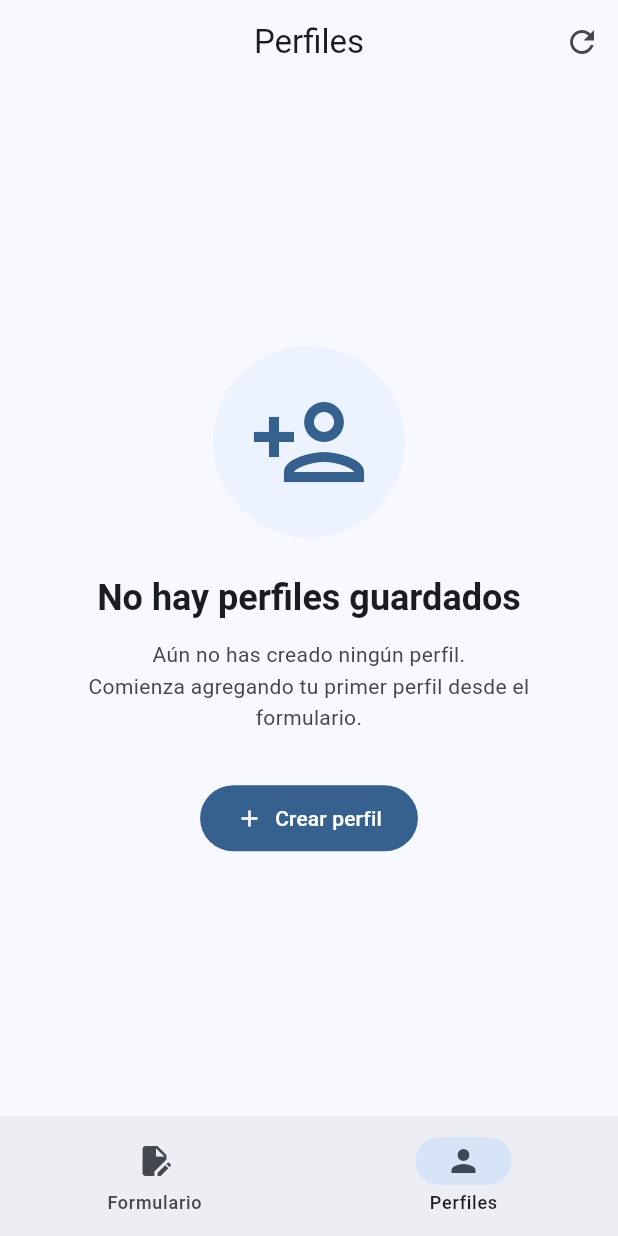
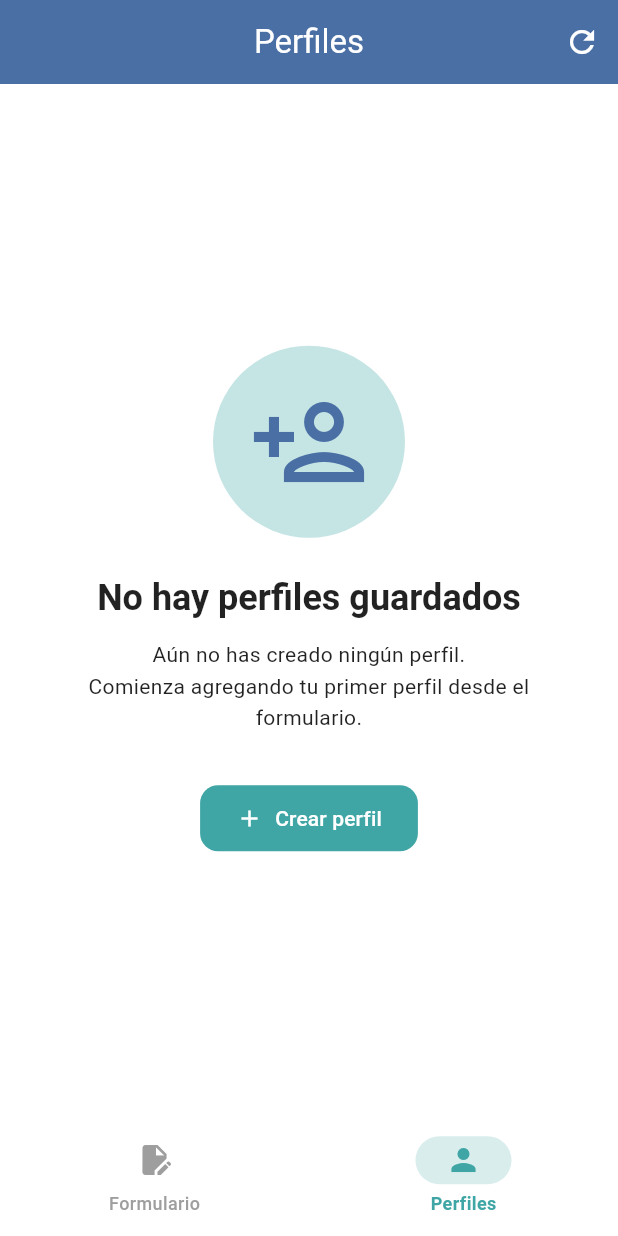
Before and after one commit to developdorian/dvp_app, a Flutter app: the screen it shows after launch, on a phone screen of 412 x 824 dp. Run offline on Flutter 3.47's test engine with Material 3 defaults, Android fonts, the phone set to English and light mode, and no system bars; our stand-ins replace dartz, dio, flutter_riverpod, freezed_annotation, go_router, hive and 1 more; accounts and stored records are empty.

Commit message:
feat: add theme with custom color scheme

```diff
--- /dev/null
+++ b/lib/core/theme/app_theme.dart
@@ -0,0 +1,173 @@
+import 'package:flutter/material.dart';
+
+class AppTheme {
+
+  static const Color primaryPurple = Color(0xFF7B3F8F);
+  static const Color primaryBlue = Color(0xFF4A6FA5);
+  static const Color primaryTurquoise = Color(0xFF3FA5A5);
+  static const Color primaryTurquoiseLight = Color(0xFF2DD4BF);
+
+  static ThemeData get lightTheme {
+    return ThemeData(
+      useMaterial3: true,
+      colorScheme: ColorScheme.light(
+        primary: primaryBlue,
+        primaryContainer: primaryTurquoise.withOpacity(0.2),
+        secondary: primaryTurquoise,
+        secondaryContainer: primaryTurquoiseLight.withOpacity(0.2),
+        tertiary: primaryPurple,
+        tertiaryContainer: primaryPurple.withOpacity(0.2),
+        surface: Colors.white,
+        surfaceContainerHighest: Colors.grey.shade100,
+        onPrimary: Colors.white,
+        onSecondary: Colors.white,
+        onTertiary: Colors.white,
+        onSurface: Colors.black87,
+      ),
+
+      appBarTheme: AppBarTheme(
+        centerTitle: true,
+        elevation: 0,
+        backgroundColor: primaryBlue,
+        foregroundColor: Colors.white,
+        iconTheme: const IconThemeData(color: Colors.white),
+      ),
+
+      elevatedButtonTheme: ElevatedButtonThemeData(
+        style: ElevatedButton.styleFrom(
+          backgroundColor: primaryTurquoise,
+          foregroundColor: Colors.white,
+          elevation: 2,
+          padding: const EdgeInsets.symmetric(horizontal: 24, vertical: 12),
+          shape: RoundedRectangleBorder(
+            borderRadius: BorderRadius.circular(12),
+          ),
+        ),
+      ),
+
+      textButtonTheme: TextButtonThemeData(
+        style: TextButton.styleFrom(
+          foregroundColor: primaryBlue,
+        ),
+      ),
+
+      filledButtonTheme: FilledButtonThemeData(
+        style: FilledButton.styleFrom(
+          backgroundColor: primaryTurquoise,
+          foregroundColor: Colors.white,
+          padding: const EdgeInsets.symmetric(horizontal: 24, vertical: 12),
+          shape: RoundedRectangleBorder(
+            borderRadius: BorderRadius.circular(12),
+          ),
+        ),
+      ),
+
+      outlinedButtonTheme: OutlinedButtonThemeData(
+        style: OutlinedButton.styleFrom(
+          foregroundColor: primaryBlue,
+          side: BorderSide(color: primaryBlue, width: 1.5),
+          padding: const EdgeInsets.symmetric(horizontal: 24, vertical: 12),
+          shape: RoundedRectangleBorder(
+            borderRadius: BorderRadius.circular(12),
+          ),
+        ),
+      ),
+
+      floatingActionButtonTheme: FloatingActionButtonThemeData(
+        backgroundColor: primaryTurquoise,
+        foregroundColor: Colors.white,
+        elevation: 4,
+      ),
+
+      inputDecorationTheme: InputDecorationTheme(
+        filled: true,
+        fillColor: Colors.grey.shade50,
+        border: OutlineInputBorder(
+          borderRadius: BorderRadius.circular(12),
+          borderSide: BorderSide(color: Colors.grey.shade300),
+        ),
+        enabledBorder: OutlineInputBorder(
+          borderRadius: BorderRadius.circular(12),
+          borderSide: BorderSide(color: Colors.grey.shade300),
+        ),
+        focusedBorder: OutlineInputBorder(
+          borderRadius: BorderRadius.circular(12),
+          borderSide: BorderSide(color: primaryTurquoise, width: 2),
+        ),
+        errorBorder: OutlineInputBorder(
+          borderRadius: BorderRadius.circular(12),
+          borderSide: const BorderSide(color: Colors.red, width: 1.5),
+        ),
+        focusedErrorBorder: OutlineInputBorder(
+          borderRadius: BorderRadius.circular(12),
+          borderSide: const BorderSide(color: Colors.red, width: 2),
+        ),
+        contentPadding: const EdgeInsets.symmetric(horizontal: 16, vertical: 16),
+      ),
+
+      cardTheme: CardThemeData(
+        elevation: 2,
+        shape: RoundedRectangleBorder(
+          borderRadius: BorderRadius.circular(16),
+        ),
+      ),
+
+      chipTheme: ChipThemeData(
+        backgroundColor: primaryTurquoise.withOpacity(0.1),
+        labelStyle: TextStyle(color: primaryBlue),
+        side: BorderSide.none,
+        shape: RoundedRectangleBorder(
+          borderRadius: BorderRadius.circular(8),
+        ),
+      ),
+
+      progressIndicatorTheme: ProgressIndicatorThemeData(
+        color: primaryTurquoise,
+        circularTrackColor: primaryTurquoise.withOpacity(0.2),
+      ),
+
+      // BottomNavigationBar
+      bottomNavigationBarTheme: BottomNavigationBarThemeData(
+        backgroundColor: Colors.white,
+        selectedItemColor: primaryTurquoise,
+        unselectedItemColor: Colors.grey,
+        type: BottomNavigationBarType.fixed,
+        elevation: 8,
+      ),
+
+      navigationBarTheme: NavigationBarThemeData(
+        backgroundColor: Colors.white,
+        indicatorColor: primaryTurquoise.withOpacity(0.2),
+        iconTheme: WidgetStateProperty.resolveWith((states) {
+          if (states.contains(WidgetState.selected)) {
+            return IconThemeData(color: primaryTurquoise);
+          }
+          return const IconThemeData(color: Colors.grey);
+        }),
+        labelTextStyle: WidgetStateProperty.resolveWith((states) {
+          if (states.contains(WidgetState.selected)) {
+            return TextStyle(
+              color: primaryTurquoise,
+              fontSize: 12,
+              fontWeight: FontWeight.w600,
+            );
+          }
+          return const TextStyle(
+            color: Colors.grey,
+            fontSize: 12,
+            fontWeight: FontWeight.w500,
+          );
+        }),
+      ),
+
+      dividerTheme: DividerThemeData(
+        color: Colors.grey.shade300,
+        thickness: 1,
+      ),
+
+      iconTheme: IconThemeData(
+        color: primaryBlue,
+      ),
+    );
+  }
+}
--- a/lib/main.dart
+++ b/lib/main.dart
@@ -2,6 +2,7 @@ import 'package:flutter/material.dart';
 import 'package:flutter_riverpod/flutter_riverpod.dart';
 import 'package:hive_flutter/hive_flutter.dart';
 import 'core/router/app_router.dart';
+import 'core/theme/app_theme.dart';
 import 'features/form/data/models/user_model.dart';
 import 'features/form/data/models/address_model.dart';
 
@@ -24,10 +25,7 @@ class MainApp extends StatelessWidget {
     return MaterialApp.router(
       title: 'DVP App',
       debugShowCheckedModeBanner: false,
-      theme: ThemeData(
-        colorScheme: ColorScheme.fromSeed(seedColor: Colors.blue),
-        useMaterial3: true,
-      ),
+      theme: AppTheme.lightTheme,
       routerConfig: appRouter,
     );
   }
```
